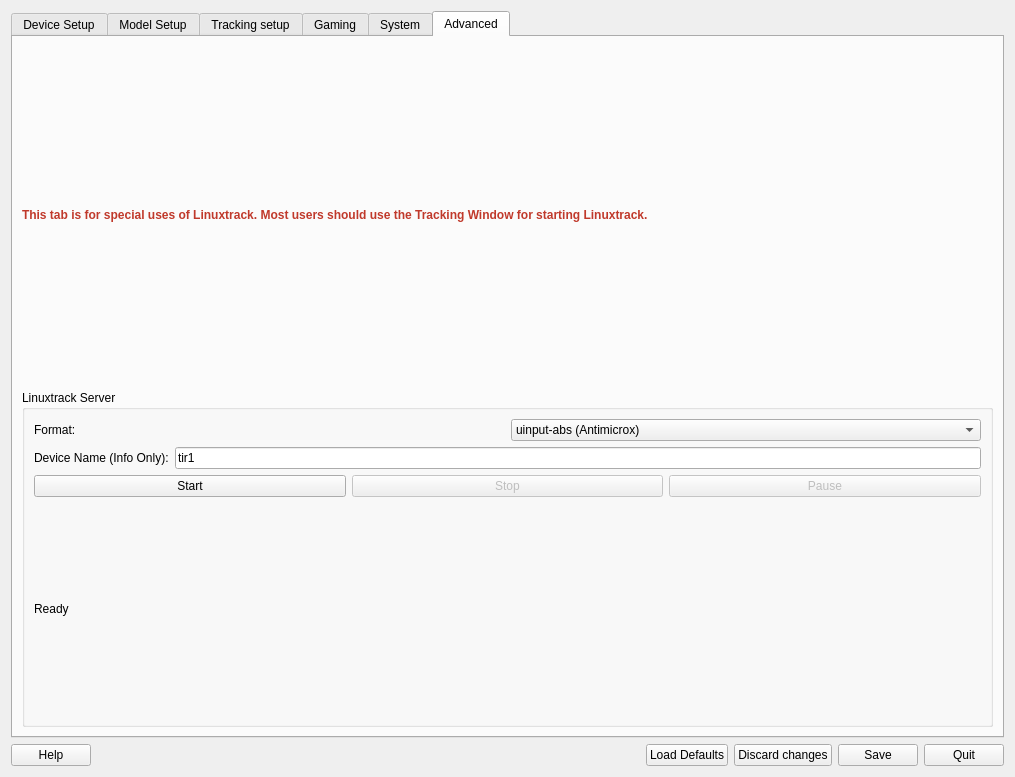
fwfa123/linuxtrackx-ir, file src/qt_gui/ltr.ui: the form before one commit.
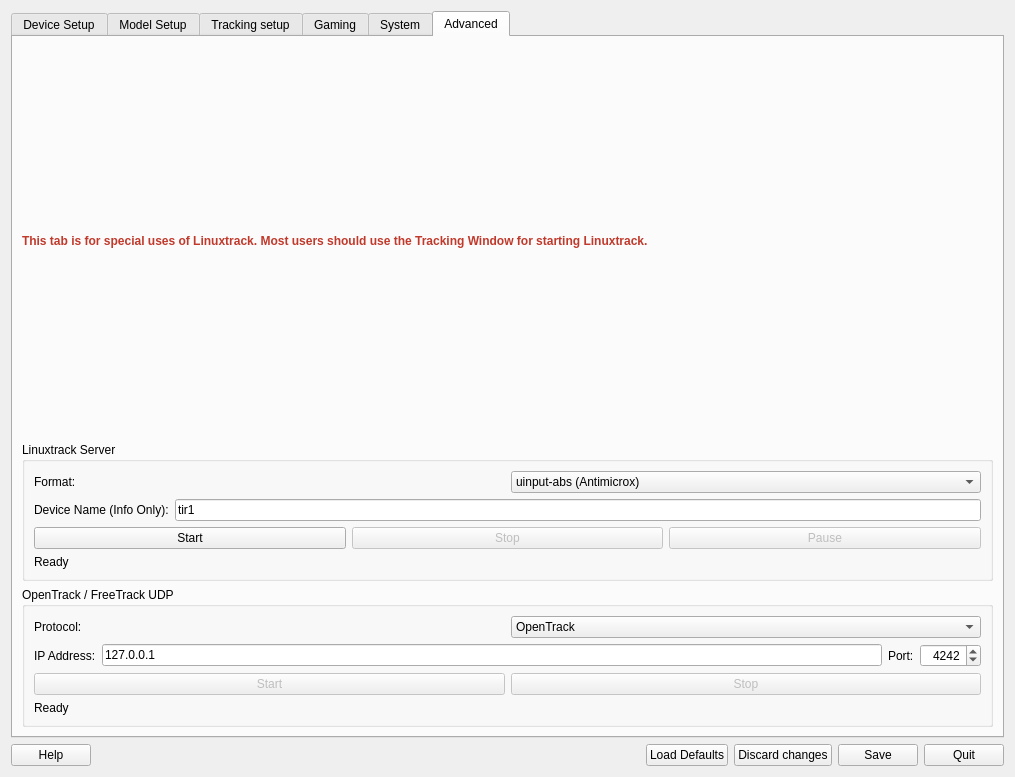
The form after the commit. The open tabs and pages were chosen to show the change. Icons and pictures are not drawn.

Commit message: add ltr_udp Qt UI integration

```diff
--- a/src/qt_gui/ltr.ui
+++ b/src/qt_gui/ltr.ui
@@ -868,6 +868,12 @@
        </item>
        <item>
         <widget class="QGroupBox" name="LtrPipeControlGroupBox">
+         <property name="sizePolicy">
+          <sizepolicy hsizetype="Preferred" vsizetype="Maximum">
+           <horstretch>0</horstretch>
+           <verstretch>0</verstretch>
+          </sizepolicy>
+         </property>
          <property name="title">
           <string>Linuxtrack Server</string>
          </property>
@@ -1025,6 +1031,171 @@
          </layout>
         </widget>
        </item>
+       <item>
+        <widget class="QGroupBox" name="LtrUdpControlGroupBox">
+         <property name="sizePolicy">
+          <sizepolicy hsizetype="Preferred" vsizetype="Maximum">
+           <horstretch>0</horstretch>
+           <verstretch>0</verstretch>
+          </sizepolicy>
+         </property>
+         <property name="title">
+          <string>OpenTrack / FreeTrack UDP</string>
+         </property>
+         <layout class="QVBoxLayout" name="ltrUdpControlLayout">
+          <item>
+           <layout class="QHBoxLayout" name="ltrUdpProtocolLayout">
+            <item>
+             <widget class="QLabel" name="LtrUdpProtocolLabel">
+              <property name="accessibleName">
+               <string>ltr_udp Protocol Label</string>
+              </property>
+              <property name="text">
+               <string>Protocol:</string>
+              </property>
+             </widget>
+            </item>
+            <item>
+             <widget class="QComboBox" name="LtrUdpProtocolComboBox">
+              <property name="toolTip">
+               <string>Select the UDP protocol used by ltr_udp</string>
+              </property>
+              <property name="accessibleName">
+               <string>ltr_udp Protocol Selection</string>
+              </property>
+              <item>
+               <property name="text">
+                <string>OpenTrack</string>
+               </property>
+              </item>
+              <item>
+               <property name="text">
+                <string>FreeTrack</string>
+               </property>
+              </item>
+             </widget>
+            </item>
+           </layout>
+          </item>
+          <item>
+           <layout class="QHBoxLayout" name="ltrUdpNetworkLayout">
+            <item>
+             <widget class="QLabel" name="LtrUdpIpLabel">
+              <property name="accessibleName">
+               <string>ltr_udp IP Address Label</string>
+              </property>
+              <property name="text">
+               <string>IP Address:</string>
+              </property>
+             </widget>
+            </item>
+            <item>
+             <widget class="QLineEdit" name="LtrUdpIpEdit">
+              <property name="toolTip">
+               <string>Destination IP address for ltr_udp</string>
+              </property>
+              <property name="accessibleName">
+               <string>ltr_udp IP Address Input</string>
+              </property>
+              <property name="text">
+               <string>127.0.0.1</string>
+              </property>
+              <property name="placeholderText">
+               <string>127.0.0.1</string>
+              </property>
+             </widget>
+            </item>
+            <item>
+             <widget class="QLabel" name="LtrUdpPortLabel">
+              <property name="accessibleName">
+               <string>ltr_udp Port Label</string>
+              </property>
+              <property name="text">
+               <string>Port:</string>
+              </property>
+             </widget>
+            </item>
+            <item>
+             <widget class="QSpinBox" name="LtrUdpPortSpinBox">
+              <property name="toolTip">
+               <string>Destination UDP port for ltr_udp</string>
+              </property>
+              <property name="accessibleName">
+               <string>ltr_udp Port Input</string>
+              </property>
+              <property name="alignment">
+               <set>Qt::AlignRight|Qt::AlignTrailing|Qt::AlignVCenter</set>
+              </property>
+              <property name="minimum">
+               <number>1025</number>
+              </property>
+              <property name="maximum">
+               <number>65535</number>
+              </property>
+              <property name="value">
+               <number>4242</number>
+              </property>
+             </widget>
+            </item>
+           </layout>
+          </item>
+          <item>
+           <layout class="QHBoxLayout" name="ltrUdpControlButtonsLayout">
+            <item>
+             <widget class="QPushButton" name="StartLtrUdpButton">
+              <property name="enabled">
+               <bool>false</bool>
+              </property>
+              <property name="toolTip">
+               <string>Start ltr_udp with the selected protocol (tracking must be started, first)</string>
+              </property>
+              <property name="accessibleName">
+               <string>Start ltr_udp</string>
+              </property>
+              <property name="text">
+               <string>Start</string>
+              </property>
+              <property name="icon">
+               <iconset resource="ltr_rc.qrc">
+                <normaloff>:/ltr/icons/play.svg</normaloff>:/ltr/icons/play.svg</iconset>
+              </property>
+             </widget>
+            </item>
+            <item>
+             <widget class="QPushButton" name="StopLtrUdpButton">
+              <property name="enabled">
+               <bool>false</bool>
+              </property>
+              <property name="toolTip">
+               <string>Stop ltr_udp</string>
+              </property>
+              <property name="accessibleName">
+               <string>Stop ltr_udp</string>
+              </property>
+              <property name="text">
+               <string>Stop</string>
+              </property>
+              <property name="icon">
+               <iconset resource="ltr_rc.qrc">
+                <normaloff>:/ltr/icons/stop.svg</normaloff>:/ltr/icons/stop.svg</iconset>
+              </property>
+             </widget>
+            </item>
+           </layout>
+          </item>
+          <item>
+           <widget class="QLabel" name="LtrUdpStatusLabel">
+            <property name="accessibleName">
+             <string>ltr_udp Status</string>
+            </property>
+            <property name="text">
+             <string>Ready</string>
+            </property>
+           </widget>
+          </item>
+         </layout>
+        </widget>
+       </item>
       </layout>
      </widget>
     </widget>
```
Left out of the diff: 2 changed lines with no effect on the pictures. The commit also changes 4 other files.
